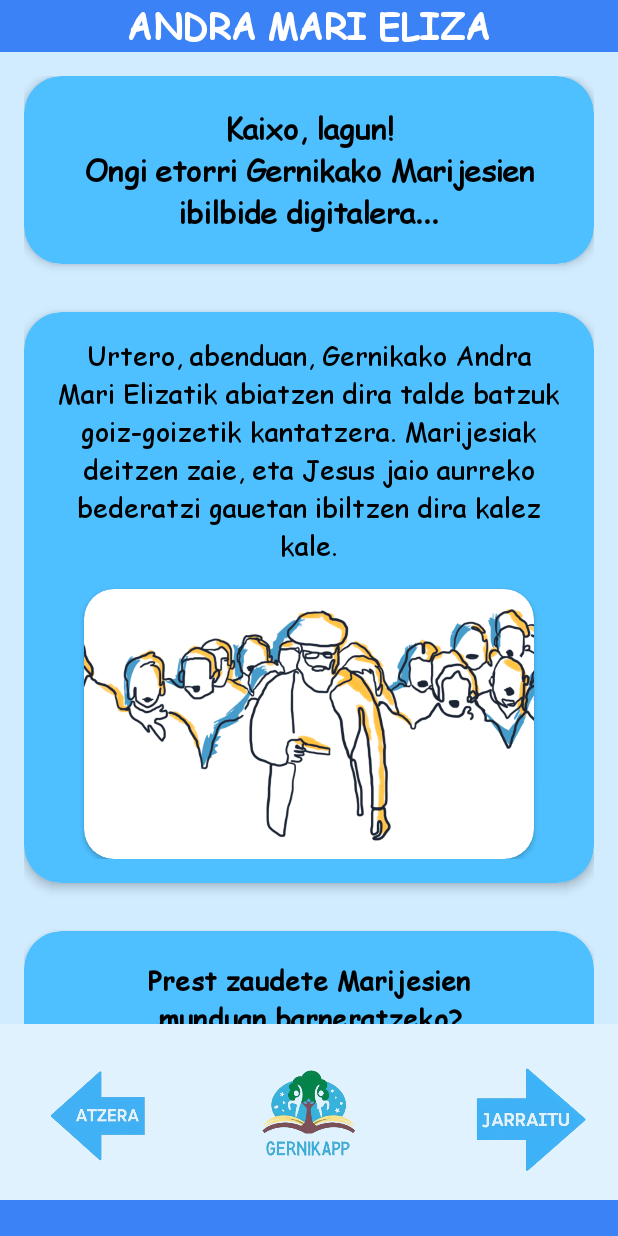
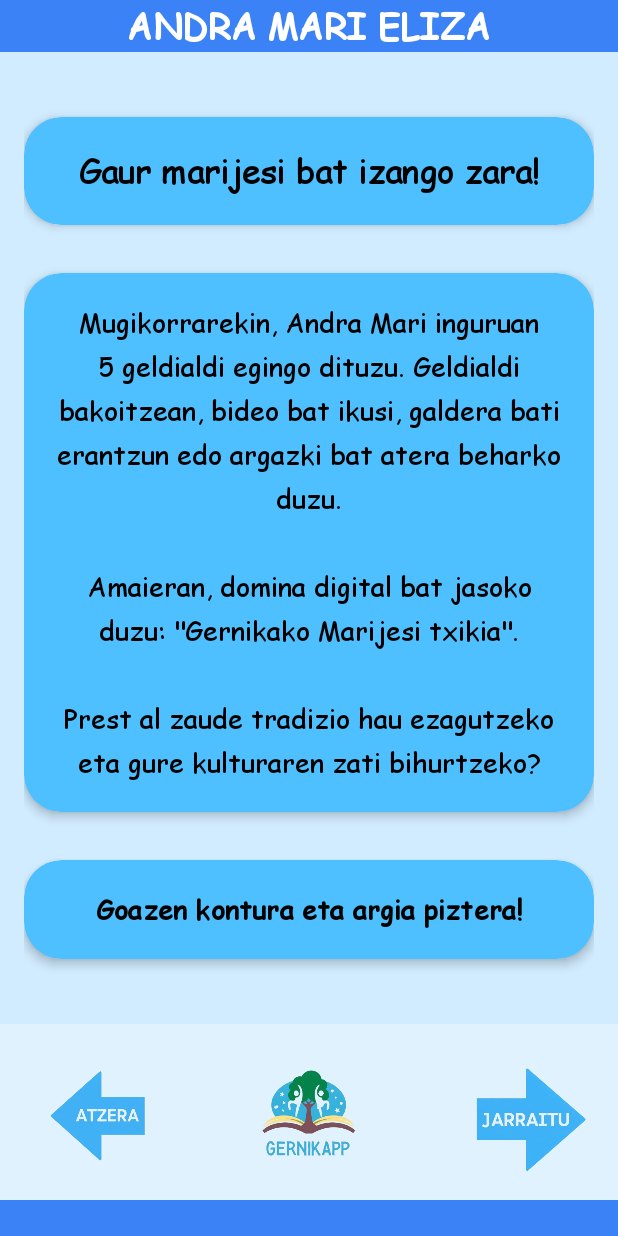
Before and after one commit to UnaiZugaza/GernikApp, an Android app: the AndraMariActivity screen opened directly, with no data from a screen before it, after a tap on an icon or button, on a phone screen of 412 x 824 dp. Run offline under Robolectric (Android 15) with nearby library versions, the phone set to English and light mode, and no system bars.

Commit message:
FEAT: Crear tercera y cuarta ventana de andra mari

```diff
--- a/app/src/main/AndroidManifest.xml
+++ b/app/src/main/AndroidManifest.xml
@@ -44,6 +44,8 @@
         <activity android:name=".Actividades_Geltokiak.PasilekuActivity" />
         <activity android:name=".Actividades_Geltokiak.PasilekuEndActivity" />
         <activity android:name=".Actividades_Geltokiak.AndraMariActivity" />
+        <activity android:name=".Actividades_Geltokiak.AndraMari2Activity" />
+        <activity android:name=".Actividades_Geltokiak.AndraMari3Activity" />
         <activity android:name=".Actividades_Geltokiak.AstraAdminActivity" />
         <activity android:name=".irakasle.IrakasleMenuActivity" />
         <activity android:name=".Actividades_Geltokiak.AndraMariAdminActivity" />
--- /dev/null
+++ b/app/src/main/java/com/unairubenigor/gernikapp/Actividades_Geltokiak/AndraMari2Activity.kt
@@ -0,0 +1,56 @@
+package com.unairubenigor.gernikapp.Actividades_Geltokiak
+
+import android.content.Intent
+import android.os.Bundle
+import android.view.View
+import android.widget.Button
+import android.widget.ImageButton
+import android.widget.TextView
+import androidx.appcompat.app.AppCompatActivity
+import com.unairubenigor.gernikapp.R
+
+// Asumimos que la siguiente pantalla es Geltoki1Activity, cámbiala si es otra.
+// import com.unairubenigor.gernikapp.Geltoki1Activity
+
+class AndraMari2Activity : AppCompatActivity() {
+    override fun onCreate(savedInstanceState: Bundle?) {
+        super.onCreate(savedInstanceState)
+        setContentView(R.layout.activity_andramari2)
+
+        // 1. CONFIGURACIÓN DEL HEADER
+        val headerTitle = findViewById<TextView>(R.id.textViewHeaderTitle)
+        headerTitle.text = "ANDRA MARI ELIZA"
+
+        // 2. REFERENCIAS A LOS BOTONES
+        val btnBack = findViewById<ImageButton>(R.id.buttonBack)
+        val btnNext = findViewById<ImageButton>(R.id.buttonContinue)
+        val buttonGoazen = findViewById<Button>(R.id.button_goazen)
+
+        // 3. CONFIGURACIÓN DE VISIBILIDAD DEL FOOTER
+        btnBack.visibility = View.VISIBLE
+        // Decide si la flecha de continuar debe ser visible. Si es la última pantalla,
+        // podrías poner View.GONE
+        btnNext.visibility = View.VISIBLE
+
+        // 4. CONFIGURACIÓN DE LOS CLICKS
+
+        // Botón para ir hacia atrás (vuelve a AndraMariActivity)
+        btnBack.setOnClickListener {
+            finish()
+        }
+
+        // Función para navegar a la siguiente pantalla (por ejemplo, el primer Geltoki)
+        val navigateToNext = {
+            val intent = Intent(this, AndraMari3Activity::class.java)
+            startActivity(intent)
+        }
+
+        // Asignamos la función a ambos botones de "continuar"
+        btnNext.setOnClickListener {
+            navigateToNext()
+        }
+        buttonGoazen.setOnClickListener {
+            navigateToNext()
+        }
+    }
+}
--- /dev/null
+++ b/app/src/main/java/com/unairubenigor/gernikapp/Actividades_Geltokiak/AndraMari4Activity.kt
@@ -0,0 +1,4 @@
+package com.unairubenigor.gernikapp.Actividades_Geltokiak
+
+class AndraMari4Activity {
+}
--- a/app/src/main/java/com/unairubenigor/gernikapp/Actividades_Geltokiak/AndraMariActivity.kt
+++ b/app/src/main/java/com/unairubenigor/gernikapp/Actividades_Geltokiak/AndraMariActivity.kt
@@ -6,7 +6,6 @@ import android.view.View
 import android.widget.Button
 import android.widget.ImageButton
 import android.widget.TextView
-import android.widget.Toast
 import androidx.appcompat.app.AppCompatActivity
 import com.unairubenigor.gernikapp.R
 
@@ -14,8 +13,6 @@ class AndraMariActivity : AppCompatActivity() {
     override fun onCreate(savedInstanceState: Bundle?) {
         super.onCreate(savedInstanceState)
         setContentView(R.layout.activity_andramari)
-
-        // --- INICIO DEL CÓDIGO A INSERTAR ---
 
         // 1. CONFIGURACIÓN DEL HEADER
         val headerTitle = findViewById<TextView>(R.id.textViewHeaderTitle)
@@ -27,30 +24,28 @@ class AndraMariActivity : AppCompatActivity() {
         val buttonPrest = findViewById<Button>(R.id.button_prest)
 
         // 3. CONFIGURACIÓN DE VISIBILIDAD DEL FOOTER
-        // Hacemos que AMBOS botones del footer sean visibles
         btnBack.visibility = View.VISIBLE
         btnNext.visibility = View.VISIBLE
 
         // 4. CONFIGURACIÓN DE LOS CLICKS
 
-        // Botón para ir hacia atrás
         btnBack.setOnClickListener {
-            // Cierra esta actividad y vuelve a la anterior
             finish()
         }
 
-        // Botón para seguir (JARRAITU)
-        btnNext.setOnClickListener {
-            // TODO: Añadir aquí la navegación a la siguiente pantalla
-            Toast.makeText(this, "Siguiente pantalla (aún por programar)", Toast.LENGTH_SHORT).show()
+        // Función para navegar a la siguiente pantalla
+        val navigateToNext = {
+            // Navega a AndraMari2Activity
+            val intent = Intent(this, AndraMari2Activity::class.java)
+            startActivity(intent)
         }
 
-        // Botón central "Prest Zaudete"
+        // Los dos botones hacen lo mismo
+        btnNext.setOnClickListener {
+            navigateToNext()
+        }
         buttonPrest.setOnClickListener {
-            // TODO: Este botón debería hacer lo mismo que el de seguir
-            Toast.makeText(this, "Botón 'Prest Zaudete' pulsado", Toast.LENGTH_SHORT).show()
+            navigateToNext()
         }
-
-        // --- FIN DEL CÓDIGO A INSERTAR ---
     }
 }
--- a/app/src/main/res/layout/activity_andramari2.xml
+++ b/app/src/main/res/layout/activity_andramari2.xml
@@ -1,6 +1,115 @@
 <?xml version="1.0" encoding="utf-8"?>
 <androidx.constraintlayout.widget.ConstraintLayout xmlns:android="http://schemas.android.com/apk/res/android"
+    xmlns:app="http://schemas.android.com/apk/res-auto"
+    xmlns:tools="http://schemas.android.com/tools"
     android:layout_width="match_parent"
-    android:layout_height="match_parent">
+    android:layout_height="match_parent"
+    android:background="#D1ECFF"
+    tools:context=".Actividades_Geltokiak.AndraMari2Activity">
+
+    <!-- 1. Header (El título se pondrá desde el código Kotlin) -->
+    <include
+        android:id="@+id/include_header"
+        layout="@layout/menu_arriba"
+        android:layout_width="0dp"
+        android:layout_height="wrap_content"
+        app:layout_constraintEnd_toEndOf="parent"
+        app:layout_constraintStart_toStartOf="parent"
+        app:layout_constraintTop_toTopOf="parent" />
+
+    <!-- 2. Contenido Central con Scroll -->
+    <ScrollView
+        android:layout_width="0dp"
+        android:layout_height="0dp"
+        android:fillViewport="true"
+        app:layout_constraintTop_toBottomOf="@+id/include_header"
+        app:layout_constraintBottom_toTopOf="@+id/include_footer"
+        app:layout_constraintStart_toStartOf="parent"
+        app:layout_constraintEnd_toEndOf="parent">
+
+        <LinearLayout
+            android:layout_width="match_parent"
+            android:layout_height="wrap_content"
+            android:orientation="vertical"
+            android:padding="16dp"
+            android:gravity="center">
+
+            <!-- Tarjeta 1: "Gaur marijesi bat izango zara!" -->
+            <androidx.cardview.widget.CardView
+                android:layout_width="match_parent"
+                android:layout_height="wrap_content"
+                android:layout_marginBottom="32dp"
+                app:cardCornerRadius="25dp"
+                app:cardBackgroundColor="#4EBFFF"
+                app:cardElevation="4dp">
+
+                <TextView
+                    android:id="@+id/text_title_card"
+                    android:layout_width="match_parent"
+                    android:layout_height="wrap_content"
+                    android:padding="20dp"
+                    android:text="Gaur marijesi bat izango zara!"
+                    android:textColor="@android:color/black"
+                    android:textSize="22sp"
+                    android:textStyle="bold"
+                    android:gravity="center" />
+
+            </androidx.cardview.widget.CardView>
+
+            <!-- Tarjeta 2: Descripción de la actividad -->
+            <androidx.cardview.widget.CardView
+                android:layout_width="match_parent"
+                android:layout_height="wrap_content"
+                android:layout_marginBottom="32dp"
+                app:cardCornerRadius="25dp"
+                app:cardBackgroundColor="#4EBFFF"
+                app:cardElevation="4dp">
+
+                <TextView
+                    android:id="@+id/text_description_card"
+                    android:layout_width="match_parent"
+                    android:layout_height="wrap_content"
+                    android:padding="20dp"
+                    android:text="Mugikorrarekin, Andra Mari inguruan 5 geldialdi egingo dituzu. Geldialdi bakoitzean, bideo bat ikusi, galdera bati erantzun edo argazki bat atera beharko duzu.\n\nAmaieran, domina digital bat jasoko duzu: &quot;Gernikako Marijesi txikia&quot;.\n\nPrest al zaude tradizio hau ezagutzeko eta gure kulturaren zati bihurtzeko?"
+                    android:textColor="@android:color/black"
+                    android:textSize="18sp"
+                    android:gravity="center"
+                    android:lineSpacingExtra="4dp"/>
+
+            </androidx.cardview.widget.CardView>
+
+            <!-- Tarjeta 3: Botón "Goazen!" -->
+            <androidx.cardview.widget.CardView
+                android:layout_width="match_parent"
+                android:layout_height="wrap_content"
+                app:cardCornerRadius="25dp"
+                app:cardBackgroundColor="#4EBFFF"
+                app:cardElevation="4dp">
+
+                <Button
+                    android:id="@+id/button_goazen"
+                    android:layout_width="match_parent"
+                    android:layout_height="wrap_content"
+                    android:background="?attr/selectableItemBackground"
+                    android:padding="16dp"
+                    android:text="Goazen kontura eta argia piztera!"
+                    android:textAllCaps="false"
+                    android:textColor="@android:color/black"
+                    android:textSize="18sp"
+                    android:textStyle="bold"/>
+
+            </androidx.cardview.widget.CardView>
+        </LinearLayout>
+    </ScrollView>
+
+    <!-- 3. Footer (mostrará las flechas) -->
+    <include
+        android:id="@+id/include_footer"
+        layout="@layout/footer"
+        android:layout_width="0dp"
+        android:layout_height="wrap_content"
+        app:layout_constraintBottom_toBottomOf="parent"
+        app:layout_constraintEnd_toEndOf="parent"
+        app:layout_constraintStart_toStartOf="parent" />
 
 </androidx.constraintlayout.widget.ConstraintLayout>
--- /dev/null
+++ b/app/src/main/res/layout/activity_andramari4.xml
@@ -0,0 +1,6 @@
+<?xml version="1.0" encoding="utf-8"?>
+<androidx.constraintlayout.widget.ConstraintLayout xmlns:android="http://schemas.android.com/apk/res/android"
+    android:layout_width="match_parent"
+    android:layout_height="match_parent">
+
+</androidx.constraintlayout.widget.ConstraintLayout>
```
Also changed, not shown: app/src/main/java/com/unairubenigor/gernikapp/Actividades_Geltokiak/AndraMari3Activity.kt (added, +41 -0 lines), app/src/main/res/layout/activity_andramari3.xml (added, +90 -0 lines), app/src/main/res/drawable/mapa_andramari.jpeg (added).
